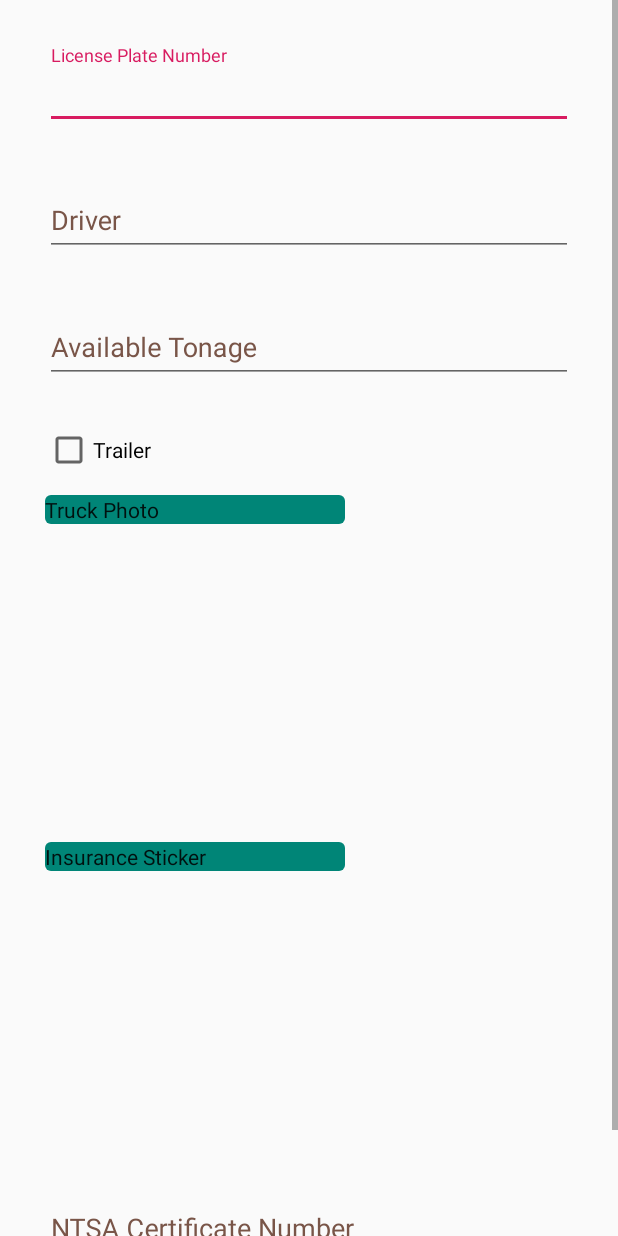
After one commit to zmwas/OlolaaAndroid, an Android app: the layout fragment_truck_registration.xml on its own in the app's theme, with its tools: preview values and no code run, on a phone screen of 412 x 824 dp. The commit adds this screen. Run offline under Robolectric (Android 15) with nearby library versions, the phone set to English and light mode, and no system bars.

Commit message:
Add truck rregistration layout

```diff
--- a/app/build.gradle
+++ b/app/build.gradle
@@ -37,6 +37,7 @@ dependencies {
     implementation fileTree(dir: 'libs', include: ['*.jar'])
     implementation 'com.android.support:appcompat-v7:28.0.0'
     implementation 'com.android.support.constraint:constraint-layout:1.1.3'
+    implementation 'com.android.support:design:28.0.0'
     //retrofit
     implementation 'com.squareup.retrofit2:retrofit:2.5.0'
     implementation 'com.squareup.retrofit2:converter-gson:2.5.0'
--- /dev/null
+++ b/app/src/main/java/com/Ololaa/ololaa/truck/TruckViewModel.java
@@ -0,0 +1,24 @@
+package com.Ololaa.ololaa.truck;
+
+import android.arch.lifecycle.MutableLiveData;
+import android.arch.lifecycle.ViewModel;
+import android.databinding.ObservableField;
+
+import java.util.List;
+
+public class TruckViewModel extends ViewModel {
+    public ObservableField<String> licensePlate = new ObservableField<>();
+    public ObservableField<String> errorLicensePlate = new ObservableField<>();
+    public ObservableField<String> availableTonage = new ObservableField<>();
+    public ObservableField<String> errorAvailableTonage = new ObservableField<>();
+    public ObservableField<String> driver = new ObservableField<>();
+    public ObservableField<String> errorDriver = new ObservableField<>();
+    public ObservableField<Boolean> trailer = new ObservableField<>();
+    public ObservableField<String> ntsa = new ObservableField<>();
+    public ObservableField<String> errorNtsa = new ObservableField<>();
+    public MutableLiveData<Boolean> showTruckPhoto = new MutableLiveData<>();
+    public MutableLiveData<Boolean> showInsuranceSticker = new MutableLiveData<>();
+
+
+
+}
--- /dev/null
+++ b/app/src/main/res/layout/fragment_truck_registration.xml
@@ -0,0 +1,144 @@
+<?xml version="1.0" encoding="utf-8"?>
+<layout xmlns:android="http://schemas.android.com/apk/res/android"
+    xmlns:app="http://schemas.android.com/apk/res-auto"
+    xmlns:tools="http://schemas.android.com/tools">
+
+    <data>
+
+        <import type="android.view.View" />
+
+        <variable
+            name="viewModel"
+            type="com.Ololaa.ololaa.truck.TruckViewModel" />
+    </data>
+
+    <ScrollView
+        android:layout_width="match_parent"
+        android:layout_height="match_parent">
+
+        <LinearLayout
+            android:layout_width="match_parent"
+            android:layout_height="match_parent"
+            android:orientation="vertical"
+            android:padding="30dp">
+
+            <android.support.design.widget.TextInputLayout
+                android:layout_width="match_parent"
+                android:layout_height="wrap_content"
+                android:layout_marginBottom="8dp"
+                android:hint="@string/license_plate_number"
+                android:text="@string/license_plate_number"
+                android:textColorHint="@color/color_accent"
+                app:Error="@{viewModel.errorLicensePlate}"
+                app:errorEnabled="true"
+
+                >
+
+                <EditText
+                    android:id="@+id/licensePlate"
+                    android:layout_width="match_parent"
+                    android:layout_height="wrap_content"
+                    android:layout_weight="1"
+                    android:inputType="text"
+                    android:text="@={viewModel.licensePlate}" />
+
+            </android.support.design.widget.TextInputLayout>
+
+            <android.support.design.widget.TextInputLayout
+                android:layout_width="match_parent"
+                android:layout_height="wrap_content"
+                android:layout_marginBottom="8dp"
+                android:hint="@string/driver"
+                android:labelFor="@+id/driver"
+                android:text="@string/driver"
+                android:textColorHint="@color/color_accent"
+                app:Error="@{viewModel.errorDrivers}"
+                app:errorEnabled="true"
+
+                >
+
+                <EditText
+                    android:id="@+id/driver"
+                    android:layout_width="match_parent"
+                    android:layout_height="wrap_content"
+                    android:layout_weight="1"
+                    android:inputType="text"
+                    android:text="@{viewModel.driver}" />
+
+            </android.support.design.widget.TextInputLayout>
+
+            <android.support.design.widget.TextInputLayout
+                android:layout_width="match_parent"
+                android:layout_height="wrap_content"
+                android:layout_marginBottom="8dp"
+                android:hint="@string/available_tonage"
+                android:text="@string/available_tonage"
+                android:textColorHint="@color/color_accent"
+                app:Error="@{viewModel.errorAvailableTonage}"
+                app:errorEnabled="true">
+
+                <EditText
+                    android:id="@+id/availableTonage"
+                    android:layout_width="match_parent"
+                    android:layout_height="wrap_content"
+                    android:layout_weight="1"
+                    android:inputType="text"
+                    android:text="@={viewModel.availableTonage}" />
+
+            </android.support.design.widget.TextInputLayout>
+
+
+            <CheckBox
+                android:id="@+id/checkBox"
+                android:layout_width="100dp"
+                android:layout_height="wrap_content"
+                android:layout_marginBottom="8dp"
+                android:text="@string/trailer"
+                android:value="@={viewModel.trailer}" />
+
+            <android.support.design.button.MaterialButton
+                android:id="@+id/upload_truck_photo"
+                android:layout_width="200dp"
+                android:layout_height="wrap_content"
+                android:text="@string/truck_photo" />
+
+            <android.support.v7.widget.AppCompatImageView
+                android:id="@+id/truck_photo"
+                android:layout_width="300dp"
+                android:layout_height="200dp"
+                android:visibility="@{viewModel.showTruckPhoto? View.VISIBLE : View.GONE}" />
+
+            <android.support.design.button.MaterialButton
+                android:id="@+id/upload_insurance_sticker"
+                android:layout_width="200dp"
+                android:layout_height="wrap_content"
+                android:text="@string/insurance_sticker" />
+
+            <android.support.v7.widget.AppCompatImageView
+                android:id="@+id/insurance_sticker"
+                android:layout_width="300dp"
+                android:layout_height="200dp"
+                android:visibility="@{viewModel.showInsuranceSticker? View.VISIBLE : View.GONE}" />
+
+            <android.support.design.widget.TextInputLayout
+                android:layout_width="match_parent"
+                android:layout_height="wrap_content"
+                android:layout_marginBottom="8dp"
+                android:hint="@string/ntsa_certificate_number"
+                android:text="@string/ntsa_certificate_number"
+                android:textColorHint="@color/color_accent"
+                app:Error="@{viewModel.errorNtsa}"
+                app:errorEnabled="true">
+
+                <EditText
+                    android:id="@+id/ntsa_number"
+                    android:layout_width="match_parent"
+                    android:layout_height="wrap_content"
+                    android:layout_weight="1"
+                    android:inputType="text"
+                    android:text="@={viewModel.ntsa}"
+                    tools:ignore="TextFields" />
+            </android.support.design.widget.TextInputLayout>
+        </LinearLayout>
+    </ScrollView>
+</layout>
--- a/app/src/main/res/values/colors.xml
+++ b/app/src/main/res/values/colors.xml
@@ -3,4 +3,5 @@
     <color name="colorPrimary">#008577</color>
     <color name="colorPrimaryDark">#00574B</color>
     <color name="colorAccent">#D81B60</color>
+    <color name="color_accent">#795548</color>
 </resources>
--- a/app/src/main/res/values/strings.xml
+++ b/app/src/main/res/values/strings.xml
@@ -1,3 +1,11 @@
 <resources>
     <string name="app_name">Ololaa</string>
+    <string name="license_plate_number">License Plate Number</string>
+    <string name="available_tonage">Available Tonage</string>
+    <string name="driver">Driver</string>
+    <string name="driver">Driver</string>
+    <string name="trailer">Trailer</string>
+    <string name="truck_photo">Truck Photo</string>
+    <string name="insurance_sticker">Insurance Sticker</string>
+    <string name="ntsa_certificate_number">NTSA Certificate Number</string>
 </resources>
```
